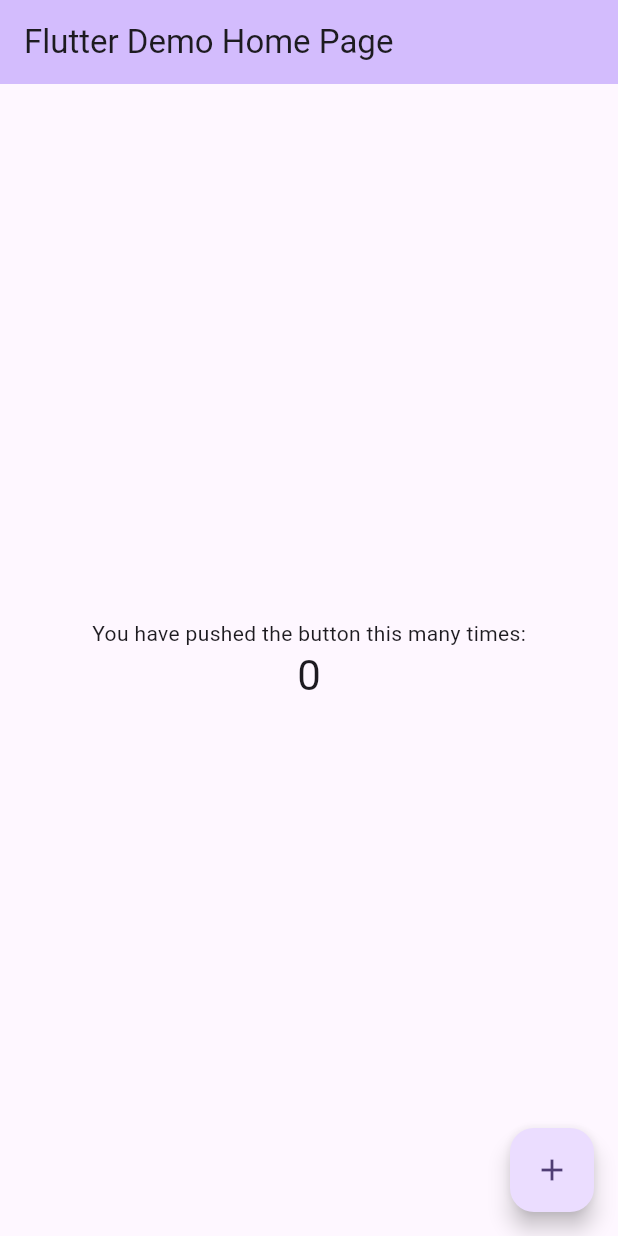
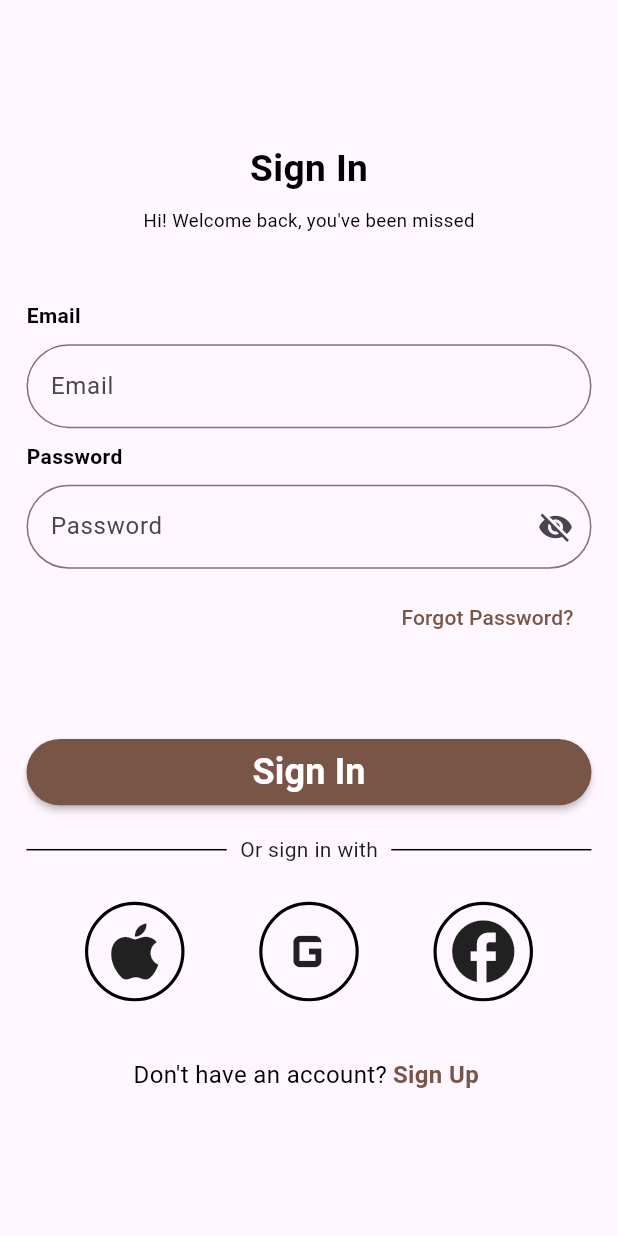
Before and after one commit to Zafarbek708k/marketplace, a Flutter app: the screen it shows after launch, on a phone screen of 412 x 824 dp. Run offline on Flutter 3.47's test engine with Material 3 defaults, Android fonts, the phone set to English and light mode, and no system bars; our stand-ins replace bloc, equatable, flutter_bloc, flutter_screenutil, flutter_secure_storage, flutter_svg and 2 more.

Commit message:
Zafarbek 1- commit Auth page created

```diff
--- a/lib/main.dart
+++ b/lib/main.dart
@@ -1,125 +1,6 @@
 import 'package:flutter/material.dart';
+import 'package:marketplace/src/app.dart';
 
 void main() {
-  runApp(const MyApp());
+  runApp( MyApp());
 }
-
-class MyApp extends StatelessWidget {
-  const MyApp({super.key});
-
-  // This widget is the root of your application.
-  @override
-  Widget build(BuildContext context) {
-    return MaterialApp(
-      title: 'Flutter Demo',
-      theme: ThemeData(
-        // This is the theme of your application.
-        //
-        // TRY THIS: Try running your application with "flutter run". You'll see
-        // the application has a purple toolbar. Then, without quitting the app,
-        // try changing the seedColor in the colorScheme below to Colors.green
-        // and then invoke "hot reload" (save your changes or press the "hot
-        // reload" button in a Flutter-supported IDE, or press "r" if you used
-        // the command line to start the app).
-        //
-        // Notice that the counter didn't reset back to zero; the application
-        // state is not lost during the reload. To reset the state, use hot
-        // restart instead.
-        //
-        // This works for code too, not just values: Most code changes can be
-        // tested with just a hot reload.
-        colorScheme: ColorScheme.fromSeed(seedColor: Colors.deepPurple),
-        useMaterial3: true,
-      ),
-      home: const MyHomePage(title: 'Flutter Demo Home Page'),
-    );
-  }
-}
-
-class MyHomePage extends StatefulWidget {
-  const MyHomePage({super.key, required this.title});
-
-  // This widget is the home page of your application. It is stateful, meaning
-  // that it has a State object (defined below) that contains fields that affect
-  // how it looks.
-
-  // This class is the configuration for the state. It holds the values (in this
-  // case the title) provided by the parent (in this case the App widget) and
-  // used by the build method of the State. Fields in a Widget subclass are
-  // always marked "final".
-
-  final String title;
-
-  @override
-  State<MyHomePage> createState() => _MyHomePageState();
-}
-
-class _MyHomePageState extends State<MyHomePage> {
-  int _counter = 0;
-
-  void _incrementCounter() {
-    setState(() {
-      // This call to setState tells the Flutter framework that something has
-      // changed in this State, which causes it to rerun the build method below
-      // so that the display can reflect the updated values. If we changed
-      // _counter without calling setState(), then the build method would not be
-      // called again, and so nothing would appear to happen.
-      _counter++;
-    });
-  }
-
-  @override
-  Widget build(BuildContext context) {
-    // This method is rerun every time setState is called, for instance as done
-    // by the _incrementCounter method above.
-    //
-    // The Flutter framework has been optimized to make rerunning build methods
-    // fast, so that you can just rebuild anything that needs updating rather
-    // than having to individually change instances of widgets.
-    return Scaffold(
-      appBar: AppBar(
-        // TRY THIS: Try changing the color here to a specific color (to
-        // Colors.amber, perhaps?) and trigger a hot reload to see the AppBar
-        // change color while the other colors stay the same.
-        backgroundColor: Theme.of(context).colorScheme.inversePrimary,
-        // Here we take the value from the MyHomePage object that was created by
-        // the App.build method, and use it to set our appbar title.
-        title: Text(widget.title),
-      ),
-      body: Center(
-        // Center is a layout widget. It takes a single child and positions it
-        // in the middle of the parent.
-        child: Column(
-          // Column is also a layout widget. It takes a list of children and
-          // arranges them vertically. By default, it sizes itself to fit its
-          // children horizontally, and tries to be as tall as its parent.
-          //
-          // Column has various properties to control how it sizes itself and
-          // how it positions its children. Here we use mainAxisAlignment to
-          // center the children vertically; the main axis here is the vertical
-          // axis because Columns are vertical (the cross axis would be
-          // horizontal).
-          //
-          // TRY THIS: Invoke "debug painting" (choose the "Toggle Debug Paint"
-          // action in the IDE, or press "p" in the console), to see the
-          // wireframe for each widget.
-          mainAxisAlignment: MainAxisAlignment.center,
-          children: <Widget>[
-            const Text(
-              'You have pushed the button this many times:',
-            ),
-            Text(
-              '$_counter',
-              style: Theme.of(context).textTheme.headlineMedium,
-            ),
-          ],
-        ),
-      ),
-      floatingActionButton: FloatingActionButton(
-        onPressed: _incrementCounter,
-        tooltip: 'Increment',
-        child: const Icon(Icons.add),
-      ), // This trailing comma makes auto-formatting nicer for build methods.
-    );
-  }
-}
--- a/lib/src/app.dart
+++ b/lib/src/app.dart
@@ -1,6 +1,7 @@
 import 'package:flutter/material.dart';
 import 'package:flutter_bloc/flutter_bloc.dart';
 import 'package:flutter_screenutil/flutter_screenutil.dart';
+import 'package:marketplace/src/features/auth/pages/sign_in.dart';
 import 'package:marketplace/src/features/main/bloc/bottom_nav.dart';
 
 import 'features/main/main_wrapper.dart';
@@ -30,7 +31,8 @@ class MyApp extends StatelessWidget {
           child: const MaterialApp(
               debugShowCheckedModeBanner: false,
               title: 'Marketplace',
-              home: MainWrapper()
+              // home: MainWrapper()
+            home: SignIn(),
           ),
         );
       },
--- /dev/null
+++ b/lib/src/features/auth/bloc/auth_event.dart
@@ -0,0 +1,5 @@
+part of 'auth_bloc.dart';
+
+sealed class AuthEvent extends Equatable {
+  const AuthEvent();
+}
--- /dev/null
+++ b/lib/src/features/auth/pages/sign_in.dart
@@ -0,0 +1,83 @@
+import 'package:flutter/material.dart';
+import 'package:flutter_screenutil/flutter_screenutil.dart';
+import 'package:marketplace/src/features/auth/pages/sign_up.dart';
+import '../widgets/auth_bottom_last_text_button_widget.dart';
+import '../widgets/auth_common_button_widget.dart';
+import '../widgets/auth_social_network_buttons_widget.dart';
+import '../widgets/auth_textfield_widget.dart';
+
+class SignIn extends StatefulWidget {
+  const SignIn({super.key});
+
+  @override
+  State<SignIn> createState() => _SignInState();
+}
+
+class _SignInState extends State<SignIn> {
+  bool _obscureText = true;
+  TextEditingController emailController = TextEditingController();
+  TextEditingController passwordController = TextEditingController();
+
+  void _togglePasswordVisibility() {
+    setState(() {
+      _obscureText = !_obscureText;
+    });
+  }
+
+  @override
+  Widget build(BuildContext context) {
+    return Scaffold(
+      resizeToAvoidBottomInset: false,
+      body: Center(
+        child: Padding(
+          padding: REdgeInsets.symmetric(horizontal: 20, vertical: 10),
+          child: Column(
+            crossAxisAlignment: CrossAxisAlignment.center,
+            mainAxisAlignment: MainAxisAlignment.center,
+            children: [
+              Text("Sign In", style: TextStyle(fontSize: 28.sp, fontWeight: FontWeight.w700, color: Colors.black)),
+              SizedBox(height: 10.h),
+              Text("Hi! Welcome back, you've been missed", style: TextStyle(fontSize: 14.sp, fontWeight: FontWeight.w400, color: Colors.black)),
+              SizedBox(height: 50.h),
+              AuthTextFieldWidget(
+                controller: emailController,
+                hintText: "Email",
+                obscureText: null,
+                onChanged: (val) {},
+              ),
+              AuthTextFieldWidget(
+                controller: passwordController,
+                hintText: "Password",
+                obscureText: _obscureText,
+                togglePasswordVisibility: _togglePasswordVisibility,
+                onChanged: (val) {},
+              ),
+              Row(
+                mainAxisAlignment: MainAxisAlignment.end,
+                children: [
+                  TextButton(
+                    onPressed: () {},
+                    child: const Text(
+                      "Forgot Password?",
+                      style: TextStyle(color: Colors.brown),
+                    ),
+                  ),
+                ],
+              ),
+              SizedBox(height: 50.h),
+              AuthCommonButton(onPressed: () {}, text: "Sign In"),
+              SocialNetworkButtons(googleButton: () {}, appleButton: () {}, facebookButton: () {}),
+              BottomLastTextButton(
+                text1: "Don't have an account?",
+                text2: "Sign Up",
+                onTap: () {
+                  Navigator.push(context, MaterialPageRoute(builder: (context) => const SignUp()));
+                },
+              )
+            ],
+          ),
+        ),
+      ),
+    );
+  }
+}
--- /dev/null
+++ b/lib/src/features/auth/widgets/auth_bottom_last_text_button_widget.dart
@@ -0,0 +1,53 @@
+import 'package:flutter/material.dart';
+import 'package:flutter_screenutil/flutter_screenutil.dart';
+
+class BottomLastTextButton extends StatelessWidget {
+  const BottomLastTextButton({
+    super.key,
+    required this.text1,
+    required this.text2,
+    required this.onTap,
+  });
+
+  final String text1;
+  final String text2;
+  final VoidCallback onTap;
+
+  @override
+  Widget build(BuildContext context) {
+    return Padding(
+      padding: REdgeInsets.only(top: 20),
+      child: Center(
+        child: Row(
+          mainAxisAlignment: MainAxisAlignment.center,
+          children: [
+            Text(
+              text1,
+              style: const TextStyle(
+                color: Colors.black,
+                fontWeight: FontWeight.w400,
+                fontSize: 16,
+              ),
+            ),
+            InkWell(
+              onTap: onTap,
+              borderRadius: BorderRadius.circular(8.r), // Border radius for splash effect
+              splashColor: Colors.brown.withOpacity(0.2),
+              child: Container(
+                padding: EdgeInsets.symmetric(horizontal: 4.w, vertical: 2.h), // Padding around text for better splash visibility
+                child: Text(
+                  text2,
+                  style: const TextStyle(
+                    color: Colors.brown,
+                    fontWeight: FontWeight.w600,
+                    fontSize: 16,
+                  ),
+                ),
+              ),
+            ),
+          ],
+        ),
+      ),
+    );
+  }
+}
--- /dev/null
+++ b/lib/src/features/auth/widgets/auth_common_button_widget.dart
@@ -0,0 +1,22 @@
+import 'package:flutter/material.dart';
+import 'package:flutter_screenutil/flutter_screenutil.dart';
+
+class AuthCommonButton extends StatelessWidget {
+  const AuthCommonButton({super.key, required this.onPressed, required this.text});
+  final VoidCallback onPressed;
+  final String text;
+
+  @override
+  Widget build(BuildContext context) {
+    return   Padding(
+      padding:  REdgeInsets.symmetric(vertical: 12),
+      child: MaterialButton(
+          height: 50.h,
+          minWidth: double.infinity,
+          shape: RoundedRectangleBorder(borderRadius: BorderRadius.circular(25.r)),
+          color: Colors.brown,
+          onPressed: onPressed,
+          child: Text(text, style: const TextStyle(color: Colors.white, fontSize: 24, fontWeight: FontWeight.bold))),
+    );
+  }
+}
--- /dev/null
+++ b/lib/src/features/auth/widgets/auth_social_network_buttons_widget.dart
@@ -0,0 +1,77 @@
+
+
+import 'package:flutter/material.dart';
+import 'package:flutter_screenutil/flutter_screenutil.dart';
+
+class SocialNetworkButtons extends StatelessWidget {
+  const SocialNetworkButtons({super.key, required this.googleButton, required this.appleButton, required this.facebookButton});
+  final VoidCallback googleButton;
+  final VoidCallback appleButton;
+  final VoidCallback facebookButton;
+
+  @override
+  Widget build(BuildContext context) {
+    return   Column(
+      children: [
+        Padding(
+          padding:  REdgeInsets.symmetric(vertical: 8),
+          child: Row(
+            children: [
+              const Expanded(child: Divider(color: Colors.black)),
+              Padding(
+                padding: REdgeInsets.symmetric(horizontal: 10),
+                child: const Text("Or sign in with"),
+              ),
+              const Expanded(child: Divider(color: Colors.black)),
+            ],
+          ),
+        ),
+
+        Padding(
+          padding:  REdgeInsets.symmetric(vertical: 20),
+          child: Row(
+            mainAxisAlignment: MainAxisAlignment.spaceEvenly,
+            children: [
+              MaterialButton(
+                height: 75.h,
+                shape: const CircleBorder(
+                    side: BorderSide(color: Colors.black, width: 2.1)),
+                onPressed: appleButton,
+                child: const Center(
+                  child: Icon(
+                    Icons.apple,
+                    size: 50,
+                  ),
+                ),
+              ),
+              MaterialButton(
+                height: 75.h,
+                shape: const CircleBorder(
+                    side: BorderSide(color: Colors.black, width: 2.1)),
+                onPressed: googleButton,
+                child: const Center(
+                  child: Icon(
+                    Icons.g_mobiledata_outlined,
+                    size: 50,
+                  ),
+                ),
+              ),
+              MaterialButton(
+                height: 75.h,
+                shape: const CircleBorder(
+                    side: BorderSide(color: Colors.black, width: 2.1)),
+                onPressed: facebookButton,
+                child: const Center(
+                  child: Icon(
+                    Icons.facebook,
+                    size: 50,
+                  ),
+                ),
+              ),
+            ],
+          ),
+        ),
+      ],
+    );
+  }
+}
--- /dev/null
+++ b/lib/src/features/auth/widgets/auth_textfield_widget.dart
@@ -0,0 +1,64 @@
+
+import 'package:flutter/material.dart';
+import 'package:flutter_screenutil/flutter_screenutil.dart';
+import 'package:marketplace/src/common/styles/app_colors.dart';
+
+class AuthTextFieldWidget extends StatelessWidget {
+  const AuthTextFieldWidget({
+    super.key,
+    required this.controller,
+    required this.hintText,
+    this.obscureText = false,
+    this.togglePasswordVisibility,
+    this.onChanged,
+    this.onSubmitted,
+    this.onEditingComplete,
+    this.keyboardType = TextInputType.text,
+  });
+
+  final TextEditingController controller;
+  final String hintText;
+  final bool? obscureText;
+  final VoidCallback? togglePasswordVisibility;
+  final ValueChanged<String>? onChanged;
+  final ValueChanged<String>? onSubmitted;
+  final VoidCallback? onEditingComplete;
+  final TextInputType keyboardType;
+
+  @override
+  Widget build(BuildContext context) {
+    return Column(
+      crossAxisAlignment: CrossAxisAlignment.start,
+      children: [
+        Text(hintText, textAlign: TextAlign.start, style: const TextStyle(color: AppColors.black, fontWeight: FontWeight.bold)),
+        Padding(
+          padding: REdgeInsets.symmetric(vertical: 10),
+          child: TextField(
+            controller: controller,
+            obscureText: obscureText ?? false,
+            keyboardType: keyboardType,
+            decoration: InputDecoration(
+              hintText: hintText,
+              suffixIcon: obscureText != null
+                  ? IconButton(
+                icon: Icon(obscureText! ? Icons.visibility_off : Icons.visibility),
+                onPressed: togglePasswordVisibility,
+              )
+                  : null,
+              border: OutlineInputBorder(
+                borderRadius: BorderRadius.circular(35.r),
+                borderSide: const BorderSide(color: Colors.grey),
+              ),
+            ),
+            onChanged: onChanged,
+            onSubmitted: onSubmitted,
+            onEditingComplete: onEditingComplete,
+            onTapOutside: (_) {
+              FocusScope.of(context).unfocus();  // Dismiss the keyboard when tapping outside
+            },
+          ),
+        ),
+      ],
+    );
+  }
+}
--- a/pubspec.yaml
+++ b/pubspec.yaml
@@ -22,6 +22,7 @@ dependencies:
   l: ^4.0.2
   flutter_screenutil: ^5.9.0
   flutter_svg: ^2.0.10+1
+  pinput: ^5.0.0
 
   # for slides
   carousel_slider: ^4.2.1
```
Also changed, not shown: lib/src/features/auth/bloc/auth_bloc.dart (added, +13 -0 lines), lib/src/features/auth/bloc/auth_state.dart (added, +10 -0 lines), lib/src/features/auth/pages/sign_up.dart (added, +89 -0 lines), lib/src/features/auth/pages/verify_code.dart (added, +91 -0 lines), lib/src/features/auth/widgets/auth_pin_put_widget.dart (added, +65 -0 lines), lib/src/features/auth/widgets/auth_terms_conditions_widget.dart (added, +42 -0 lines), pubspec.lock.
